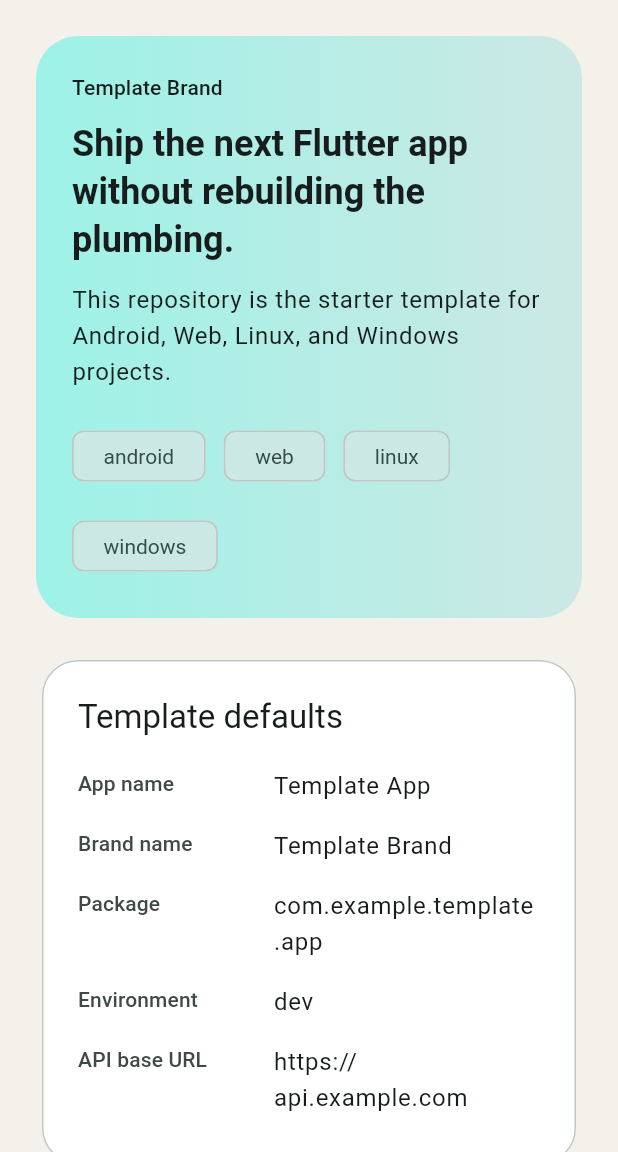
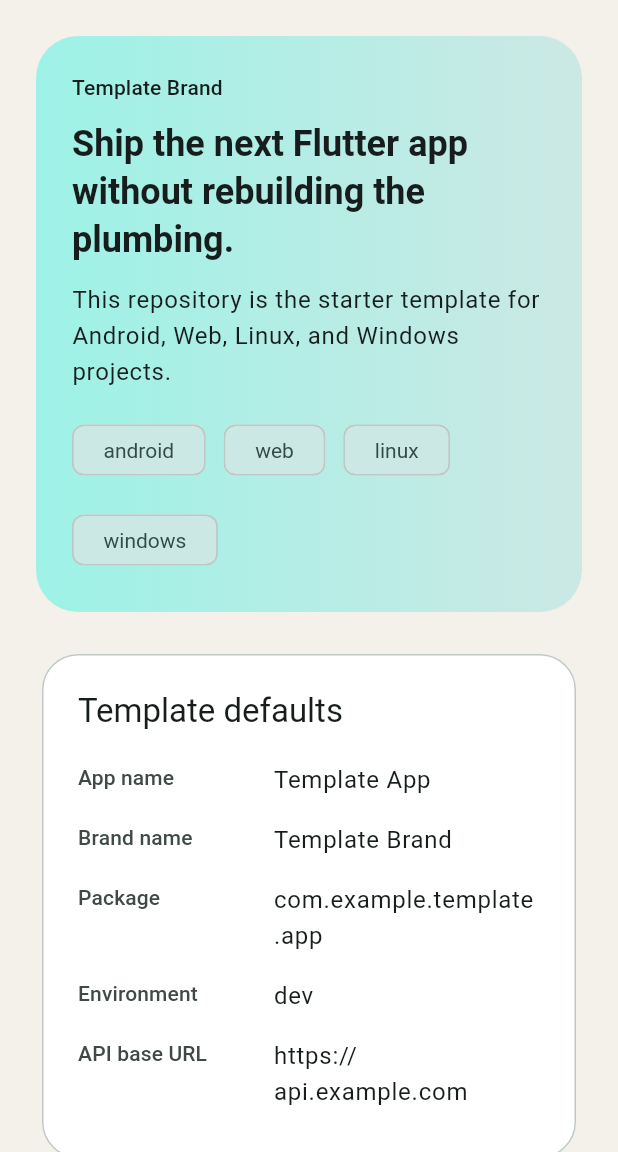
Before and after one commit to Uwaang/flutter_app_template, a Flutter app: the screen it shows after launch, on a phone screen of 412 x 824 dp, the part 84-1236 px from its top. Run offline on Flutter 3.47's test engine with Material 3 defaults, Android fonts, the phone set to English and light mode, and no system bars; our stand-ins replace dio, flutter_riverpod, freezed_annotation, go_router, shared_preferences.

Commit message:
feat: add design tokens and common states

```diff
--- /dev/null
+++ b/lib/app/theme/app_radius.dart
@@ -0,0 +1,13 @@
+import 'package:flutter/widgets.dart';
+
+abstract final class AppRadius {
+  static const double sm = 8;
+  static const double md = 16;
+  static const double lg = 24;
+  static const double xl = 28;
+
+  static const BorderRadius small = BorderRadius.all(Radius.circular(sm));
+  static const BorderRadius medium = BorderRadius.all(Radius.circular(md));
+  static const BorderRadius large = BorderRadius.all(Radius.circular(lg));
+  static const BorderRadius hero = BorderRadius.all(Radius.circular(xl));
+}
--- /dev/null
+++ b/lib/app/theme/app_spacing.dart
@@ -0,0 +1,15 @@
+import 'package:flutter/widgets.dart';
+
+abstract final class AppSpacing {
+  static const double xxs = 4;
+  static const double xs = 8;
+  static const double sm = 12;
+  static const double md = 16;
+  static const double lg = 24;
+  static const double xl = 32;
+  static const double xxl = 48;
+
+  static const EdgeInsets screen = EdgeInsets.all(lg);
+  static const EdgeInsets card = EdgeInsets.all(lg);
+  static const EdgeInsets state = EdgeInsets.all(xl);
+}
--- a/lib/app/theme/app_theme.dart
+++ b/lib/app/theme/app_theme.dart
@@ -1,4 +1,7 @@
 import 'package:flutter/material.dart';
+
+import 'package:flutter_app_template/app/theme/app_radius.dart';
+import 'package:flutter_app_template/app/theme/app_spacing.dart';
 
 abstract final class AppTheme {
   static ThemeData buildTheme() {
@@ -21,7 +24,7 @@
         color: Colors.white,
         elevation: 0,
         shape: RoundedRectangleBorder(
-          borderRadius: BorderRadius.circular(24),
+          borderRadius: AppRadius.large,
           side: BorderSide(color: colorScheme.outlineVariant),
         ),
       ),
@@ -30,7 +33,10 @@
         disabledColor: colorScheme.surfaceContainerHighest,
         selectedColor: colorScheme.primaryContainer,
         secondarySelectedColor: colorScheme.secondaryContainer,
-        padding: const EdgeInsets.symmetric(horizontal: 12, vertical: 8),
+        padding: const EdgeInsets.symmetric(
+          horizontal: AppSpacing.sm,
+          vertical: AppSpacing.xs,
+        ),
         labelStyle: TextStyle(color: colorScheme.onSecondaryContainer),
         secondaryLabelStyle: TextStyle(color: colorScheme.onPrimaryContainer),
         brightness: Brightness.light,
--- a/lib/core/widgets/info_tile.dart
+++ b/lib/core/widgets/info_tile.dart
@@ -1,4 +1,6 @@
 import 'package:flutter/material.dart';
+
+import 'package:flutter_app_template/app/theme/app_spacing.dart';
 
 class InfoTile extends StatelessWidget {
   const InfoTile({required this.label, required this.value, super.key});
@@ -11,7 +13,7 @@
     final theme = Theme.of(context);
 
     return Padding(
-      padding: const EdgeInsets.symmetric(vertical: 8),
+      padding: const EdgeInsets.symmetric(vertical: AppSpacing.xs),
       child: Row(
         crossAxisAlignment: CrossAxisAlignment.start,
         children: [
@@ -24,7 +26,7 @@
               ),
             ),
           ),
-          const SizedBox(width: 12),
+          const SizedBox(width: AppSpacing.sm),
           Expanded(
             flex: 3,
             child: Text(value, style: theme.textTheme.bodyLarge),
--- a/lib/features/home/presentation/home_screen.dart
+++ b/lib/features/home/presentation/home_screen.dart
@@ -4,6 +4,8 @@
 
 import 'package:flutter_app_template/app/config/app_config.dart';
 import 'package:flutter_app_template/app/router/app_router.dart';
+import 'package:flutter_app_template/app/theme/app_radius.dart';
+import 'package:flutter_app_template/app/theme/app_spacing.dart';
 import 'package:flutter_app_template/core/network/api_client.dart';
 import 'package:flutter_app_template/core/widgets/info_tile.dart';
 import 'package:flutter_app_template/features/home/application/template_manifest_provider.dart';
@@ -35,11 +37,11 @@
         ],
       ),
       body: ListView(
-        padding: const EdgeInsets.all(24),
+        padding: AppSpacing.screen,
         children: [
           Container(
             decoration: BoxDecoration(
-              borderRadius: BorderRadius.circular(28),
+              borderRadius: AppRadius.hero,
               gradient: LinearGradient(
                 colors: [
                   theme.colorScheme.primaryContainer,
@@ -47,27 +49,27 @@
                 ],
               ),
             ),
-            padding: const EdgeInsets.all(24),
+            padding: AppSpacing.card,
             child: Column(
               crossAxisAlignment: CrossAxisAlignment.start,
               children: [
                 Text(config.brandName, style: theme.textTheme.labelLarge),
-                const SizedBox(height: 12),
+                const SizedBox(height: AppSpacing.sm),
                 Text(
                   'Ship the next Flutter app without rebuilding the plumbing.',
                   style: theme.textTheme.headlineSmall?.copyWith(
                     fontWeight: FontWeight.w700,
                   ),
                 ),
-                const SizedBox(height: 12),
+                const SizedBox(height: AppSpacing.sm),
                 Text(
                   'This repository is the starter template for Android, Web, Linux, and Windows projects.',
                   style: theme.textTheme.bodyLarge,
                 ),
-                const SizedBox(height: 20),
+                const SizedBox(height: AppSpacing.md),
                 Wrap(
-                  spacing: 12,
-                  runSpacing: 12,
+                  spacing: AppSpacing.sm,
+                  runSpacing: AppSpacing.sm,
                   children: manifest.supportedPlatforms
                       .map((platform) => Chip(label: Text(platform)))
                       .toList(),
@@ -75,15 +77,15 @@
               ],
             ),
           ),
-          const SizedBox(height: 24),
+          const SizedBox(height: AppSpacing.lg),
           Card(
             child: Padding(
-              padding: const EdgeInsets.all(24),
+              padding: AppSpacing.card,
               child: Column(
                 crossAxisAlignment: CrossAxisAlignment.start,
                 children: [
                   Text('Template defaults', style: theme.textTheme.titleLarge),
-                  const SizedBox(height: 12),
+                  const SizedBox(height: AppSpacing.sm),
                   InfoTile(label: 'App name', value: manifest.appName),
                   InfoTile(label: 'Brand name', value: manifest.brandName),
                   InfoTile(label: 'Package', value: manifest.packageName),
@@ -93,10 +95,10 @@
               ),
             ),
           ),
-          const SizedBox(height: 24),
+          const SizedBox(height: AppSpacing.lg),
           Card(
             child: Padding(
-              padding: const EdgeInsets.all(24),
+              padding: AppSpacing.card,
               child: Column(
                 crossAxisAlignment: CrossAxisAlignment.start,
                 children: [
@@ -104,7 +106,7 @@
                     'Template setup checklist',
                     style: theme.textTheme.titleLarge,
                   ),
-                  const SizedBox(height: 12),
+                  const SizedBox(height: AppSpacing.sm),
                   for (final item in manifest.nextSteps)
                     ListTile(
                       contentPadding: EdgeInsets.zero,
```
Also changed, not shown: lib/core/widgets/app_empty_state.dart (added, +55 -0 lines), lib/core/widgets/app_error_state.dart (added, +59 -0 lines), lib/core/widgets/app_loading_state.dart (added, +36 -0 lines), lib/core/widgets/async_value_view.dart (added, +37 -0 lines), 6 other files.
